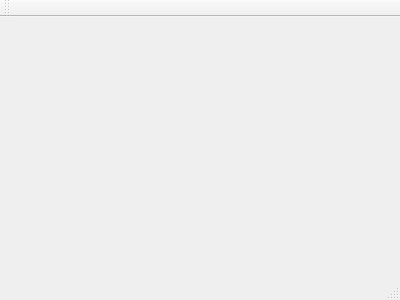
Before: the Qt Designer form mainwindow.ui in fyt000/PDFSplitMerger, drawn with Qt 5.
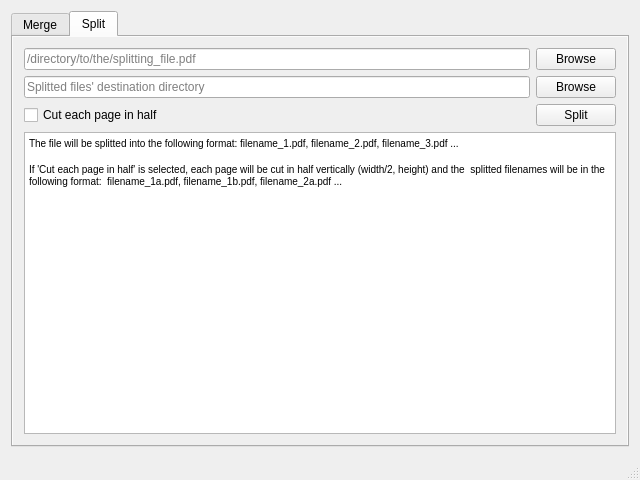
After: the same form once the commit is applied. The open tabs and pages were chosen to show the change.

The edit to the form file:
```diff
--- a/mainwindow.ui
+++ b/mainwindow.ui
@@ -1,24 +1,243 @@
 <ui version="4.0">
  <class>MainWindow</class>
- <widget class="QMainWindow" name="MainWindow" >
-  <property name="geometry" >
+ <widget class="QMainWindow" name="MainWindow">
+  <property name="geometry">
    <rect>
     <x>0</x>
     <y>0</y>
-    <width>400</width>
-    <height>300</height>
+    <width>640</width>
+    <height>480</height>
    </rect>
   </property>
   <property name="windowTitle" >
    <string>MainWindow</string>
   </property>
-  <widget class="QMenuBar" name="menuBar" />
-  <widget class="QToolBar" name="mainToolBar" />
-  <widget class="QWidget" name="centralWidget" />
-  <widget class="QStatusBar" name="statusBar" />
+  <widget class="QWidget" name="centralWidget">
+   <layout class="QHBoxLayout" name="horizontalLayout">
+    <item>
+     <widget class="QTabWidget" name="tabWidget">
+      <property name="autoFillBackground">
+       <bool>true</bool>
+      </property>
+      <property name="currentIndex">
+       <number>0</number>
+      </property>
+      <widget class="QWidget" name="tab">
+       <property name="autoFillBackground">
+        <bool>true</bool>
+       </property>
+       <attribute name="title">
+        <string>Merge</string>
+       </attribute>
+       <layout class="QVBoxLayout" name="verticalLayout_8">
+        <item>
+         <layout class="QHBoxLayout" name="horizontalLayout_2">
+          <item>
+           <layout class="QVBoxLayout" name="verticalLayout_2">
+            <item>
+             <widget class="QListWidget" name="mergeFileListWidget"/>
+            </item>
+           </layout>
+          </item>
+          <item>
+           <layout class="QVBoxLayout" name="verticalLayout_3">
+            <item>
+             <widget class="QPushButton" name="mergeMoveUp">
+              <property name="text">
+               <string>Move Up</string>
+              </property>
+             </widget>
+            </item>
+            <item>
+             <widget class="QPushButton" name="mergeMoveDown">
+              <property name="text">
+               <string>Move Down</string>
+              </property>
+             </widget>
+            </item>
+            <item>
+             <widget class="QPushButton" name="mergeAddFile">
+              <property name="text">
+               <string>Add File</string>
+              </property>
+             </widget>
+            </item>
+            <item>
+             <widget class="QPushButton" name="mergeDeleteFile">
+              <property name="text">
+               <string>Delete</string>
+              </property>
+             </widget>
+            </item>
+            <item>
+             <spacer name="verticalSpacer_2">
+              <property name="orientation">
+               <enum>Qt::Vertical</enum>
+              </property>
+              <property name="sizeHint" stdset="0">
+               <size>
+                <width>20</width>
+                <height>40</height>
+               </size>
+              </property>
+             </spacer>
+            </item>
+           </layout>
+          </item>
+         </layout>
+        </item>
+        <item>
+         <layout class="QGridLayout" name="gridLayout">
+          <item row="1" column="0">
+           <widget class="QLineEdit" name="mergeDestFileEdit">
+            <property name="text">
+             <string/>
+            </property>
+            <property name="placeholderText">
+             <string>merged_file_name.pdf</string>
+            </property>
+           </widget>
+          </item>
+          <item row="0" column="0">
+           <widget class="QLineEdit" name="mergeDestDirEdit">
+            <property name="placeholderText">
+             <string>Destination Directory</string>
+            </property>
+           </widget>
+          </item>
+          <item row="0" column="1">
+           <widget class="QPushButton" name="mergeBrowse">
+            <property name="text">
+             <string>Browse</string>
+            </property>
+           </widget>
+          </item>
+          <item row="1" column="1">
+           <widget class="QPushButton" name="pushButton_7">
+            <property name="text">
+             <string>Merge</string>
+            </property>
+           </widget>
+          </item>
+         </layout>
+        </item>
+       </layout>
+      </widget>
+      <widget class="QWidget" name="tab_2">
+       <property name="autoFillBackground">
+        <bool>true</bool>
+       </property>
+       <attribute name="title">
+        <string>Split</string>
+       </attribute>
+       <layout class="QHBoxLayout" name="horizontalLayout_3">
+        <item>
+         <layout class="QVBoxLayout" name="verticalLayout">
+          <item>
+           <layout class="QGridLayout" name="gridLayout_2">
+            <item row="1" column="1">
+             <widget class="QPushButton" name="pushButton_2">
+              <property name="text">
+               <string>Browse</string>
+              </property>
+             </widget>
+            </item>
+            <item row="0" column="0">
+             <widget class="QLineEdit" name="lineEdit">
+              <property name="autoFillBackground">
+               <bool>false</bool>
+              </property>
+              <property name="text">
+               <string/>
+              </property>
+              <property name="placeholderText">
+               <string>/directory/to/the/splitting_file.pdf</string>
+              </property>
+             </widget>
+            </item>
+            <item row="0" column="1">
+             <widget class="QPushButton" name="pushButton">
+              <property name="text">
+               <string>Browse</string>
+              </property>
+             </widget>
+            </item>
+            <item row="1" column="0">
+             <widget class="QLineEdit" name="lineEdit_2">
+              <property name="autoFillBackground">
+               <bool>false</bool>
+              </property>
+              <property name="placeholderText">
+               <string>Splitted files' destination directory</string>
+              </property>
+             </widget>
+            </item>
+           </layout>
+          </item>
+          <item>
+           <layout class="QHBoxLayout" name="horizontalLayout_6">
+            <property name="topMargin">
+             <number>0</number>
+            </property>
+            <property name="bottomMargin">
+             <number>0</number>
+            </property>
+            <item>
+             <widget class="QCheckBox" name="checkBox">
+              <property name="text">
+               <string>Cut each page in half</string>
+              </property>
+             </widget>
+            </item>
+            <item>
+             <spacer name="horizontalSpacer">
+              <property name="orientation">
+               <enum>Qt::Horizontal</enum>
+              </property>
+              <property name="sizeHint" stdset="0">
+               <size>
+                <width>40</width>
+                <height>20</height>
+               </size>
+              </property>
+             </spacer>
+            </item>
+            <item>
+             <widget class="QPushButton" name="pushButton_3">
+              <property name="text">
+               <string>Split</string>
+              </property>
+             </widget>
+            </item>
+           </layout>
+          </item>
+          <item>
+           <widget class="QTextBrowser" name="textBrowser">
+            <property name="autoFillBackground">
+             <bool>true</bool>
+            </property>
+            <property name="html">
+             <string>&lt;!DOCTYPE HTML PUBLIC &quot;-//W3C//DTD HTML 4.0//EN&quot; &quot;http://www.w3.org/TR/REC-html40/strict.dtd&quot;&gt;
+&lt;html&gt;&lt;head&gt;&lt;meta name=&quot;qrichtext&quot; content=&quot;1&quot; /&gt;&lt;style type=&quot;text/css&quot;&gt;
+p, li { white-space: pre-wrap; }
+&lt;/style&gt;&lt;/head&gt;&lt;body style=&quot; font-family:'MS Shell Dlg 2'; font-size:7.8pt; font-weight:400; font-style:normal;&quot;&gt;
+&lt;p style=&quot; margin-top:0px; margin-bottom:0px; margin-left:0px; margin-right:0px; -qt-block-indent:0; text-indent:0px;&quot;&gt;The file will be splitted into the following format: filename_1.pdf, filename_2.pdf, filename_3.pdf ...&lt;/p&gt;
+&lt;p style=&quot;-qt-paragraph-type:empty; margin-top:0px; margin-bottom:0px; margin-left:0px; margin-right:0px; -qt-block-indent:0; text-indent:0px;&quot;&gt;&lt;br /&gt;&lt;/p&gt;
+&lt;p style=&quot; margin-top:0px; margin-bottom:0px; margin-left:0px; margin-right:0px; -qt-block-indent:0; text-indent:0px;&quot;&gt;If 'Cut each page in half' is selected, each page will be cut in half vertically (width/2, height) and the  splitted filenames will be in the following format:  filename_1a.pdf, filename_1b.pdf, filename_2a.pdf ...&lt;/p&gt;&lt;/body&gt;&lt;/html&gt;</string>
+            </property>
+           </widget>
+          </item>
+         </layout>
+        </item>
+       </layout>
+      </widget>
+     </widget>
+    </item>
+   </layout>
+  </widget>
+  <widget class="QStatusBar" name="statusBar"/>
  </widget>
- <layoutDefault spacing="6" margin="11" />
- <pixmapfunction></pixmapfunction>
+ <layoutdefault spacing="6" margin="11"/>
  <resources/>
  <connections/>
 </ui>
```
Left out of the diff: 5 changed lines with no effect on the pictures.
